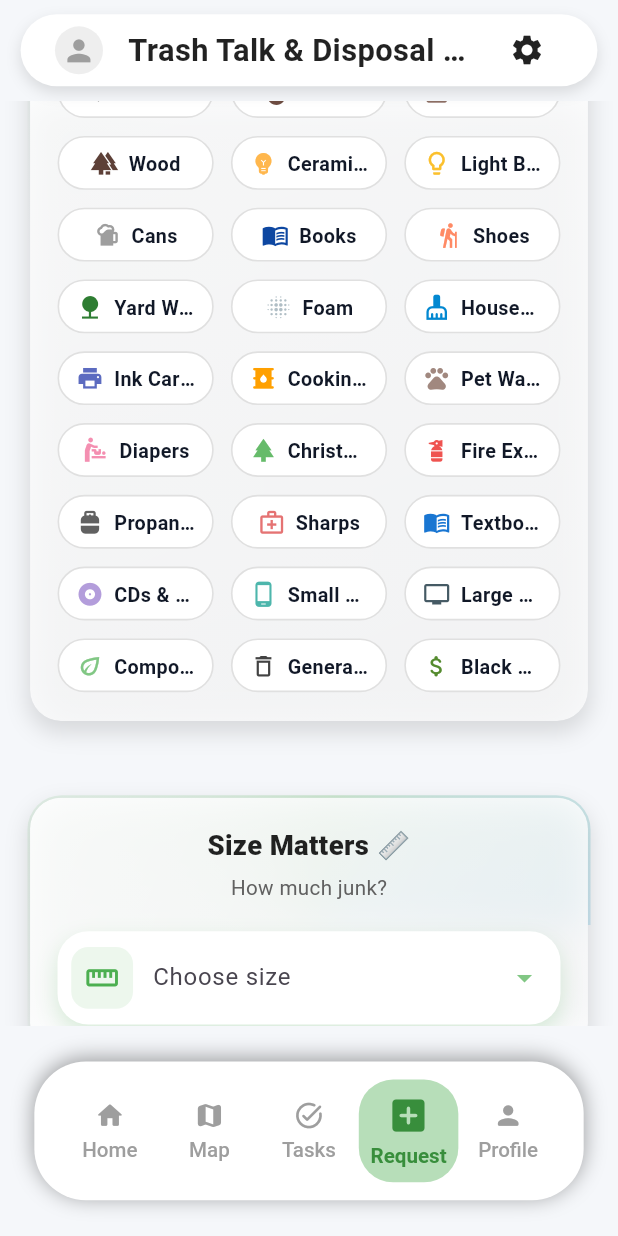
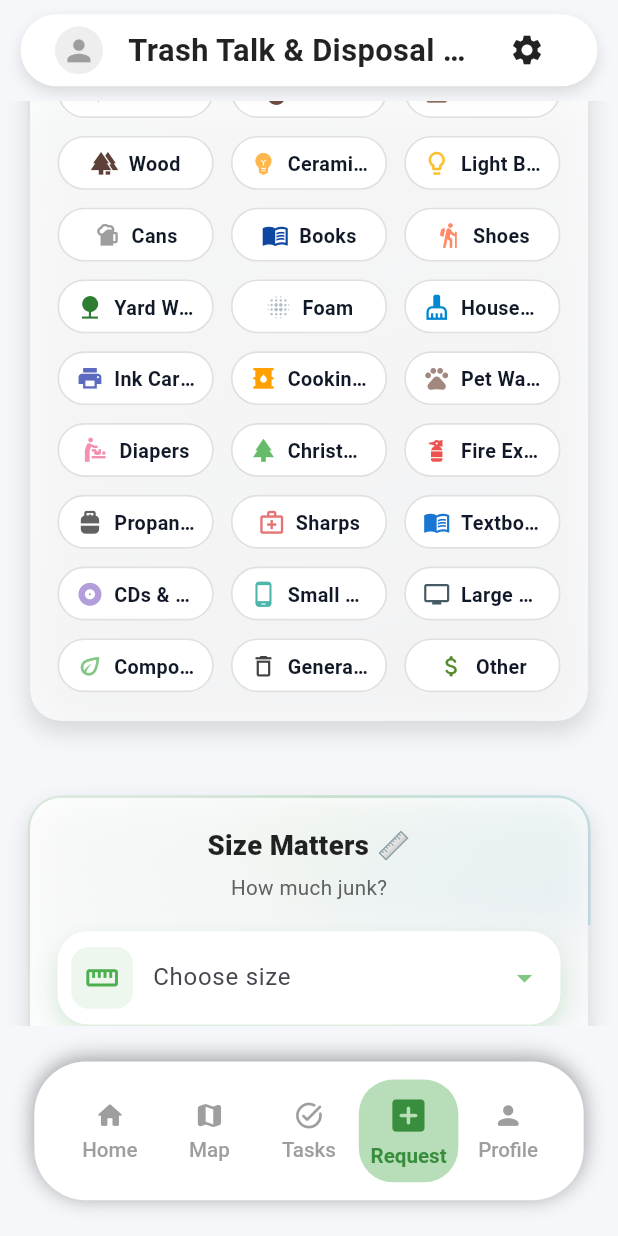
Before and after one commit to Adityaaaaaaaaaaaaaaa/WDA, a Flutter app: the URequestPage screen opened by its route, scrolled down 576 dp, on a phone screen of 412 x 824 dp. Run offline on Flutter 3.47's test engine with Material 3 defaults, Android fonts, the phone set to English and light mode, and no system bars; our stand-ins replace cloud_firestore, firebase_auth, firebase_core, flutter_dotenv, flutter_riverpod, flutter_screenutil and 5 more; missing offline and left inert: alert_info, flutter_displaymode; accounts and stored records are empty.

Commit message:
refactor path

```diff
--- a/lib/features/user/request/uRequest_page.dart
+++ b/lib/features/user/request/uRequest_page.dart
@@ -5,7 +5,7 @@ import '../../../services/uRequest_save.dart';
 import '../widgets/uAppBar.dart';
 import '../widgets/uNavBar.dart';
 import 'widgets/animated_glass_card.dart';
-import 'widgets/waste_type_grid.dart';
+import '../widgets/waste_type_grid.dart';
 import 'widgets/enhanced_inputs.dart';
 
 class URequestPage extends StatefulWidget {
--- a/lib/features/user/request/widgets/waste_type_grid.dart
+++ b/lib/features/user/widgets/waste_type_grid.dart
@@ -456,12 +456,12 @@ final List<WasteType> _wasteTypes = [
       description: "Unsorted household waste.",
       difficulty: "Easy",
       rarity: "Common"),
-  WasteType("Black Money", Icons.attach_money_rounded, Colors.lightGreen.shade800,
-      points: 10,
-      sass: "Everyday cash 🗑️",
-      description: "Unsorted household waste.",
-      difficulty: "Easy",
-      rarity: "rare"),
+  WasteType("Other", Icons.attach_money_rounded, Colors.lightGreen.shade800,
+      points: 100,
+      sass: "Idk",
+      description: "Unsorted waste. Could be anything",
+      difficulty: "Hell",
+      rarity: "Legendary"),
 ];
 
 /// public exports
```
